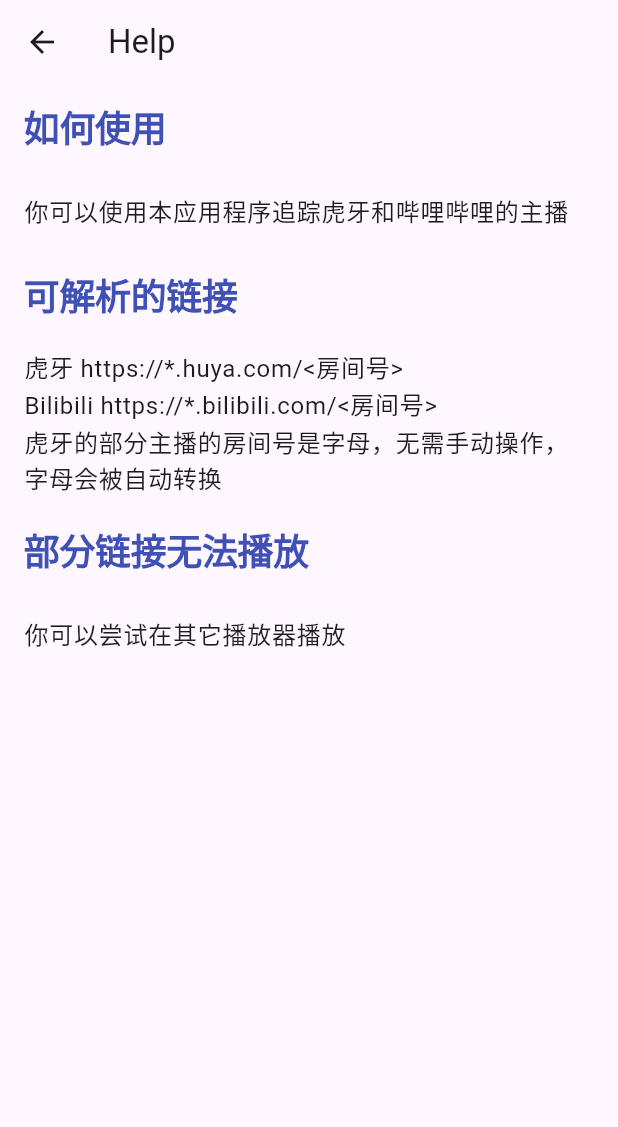
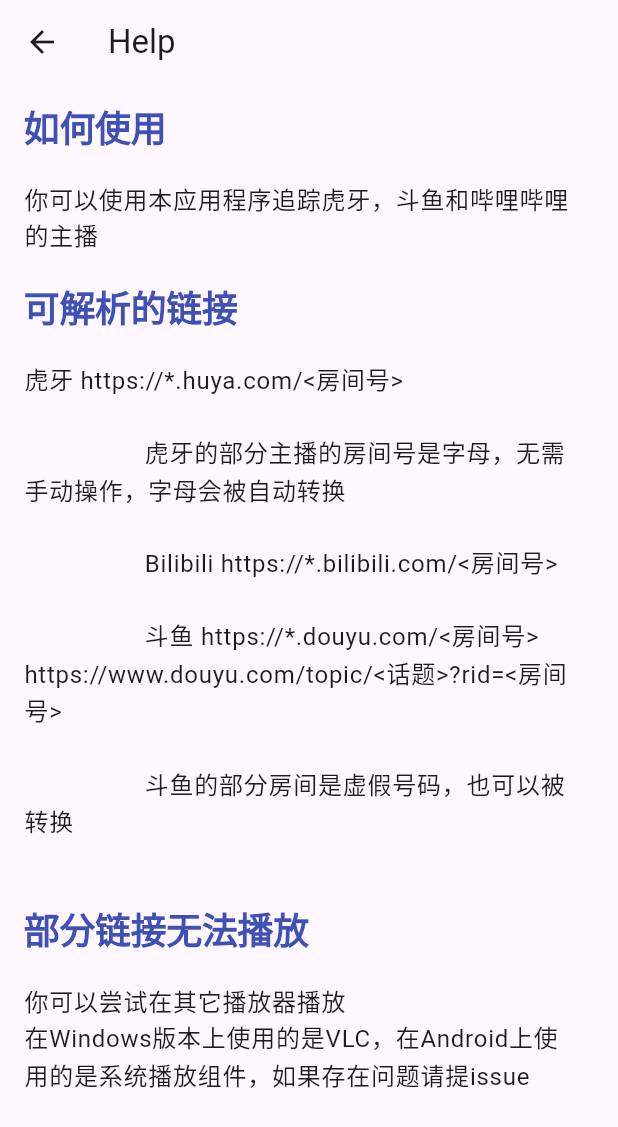
Before and after one commit to Xmarmalade/ice_live_viewer, a Flutter app: the screen it shows after launch, in the side drawer, after a tap on "Help", on a phone screen of 412 x 824 dp. Shown: the top 1127 px of the screen. Run offline on Flutter 3.47's test engine with Material 2 defaults, Android fonts, the phone set to English and light mode, and no system bars; our stand-ins replace chewie, shared_preferences, video_player, wakelock; missing offline and left inert: dart_vlc.

Commit message:
Update help

```diff
--- a/lib/pages/help.dart
+++ b/lib/pages/help.dart
@@ -21,13 +21,18 @@ class HelpPage extends StatelessWidget {
           SectionTitle(
             title: '如何使用',
           ),
-          TextTile(text: '你可以使用本应用程序追踪虎牙和哔哩哔哩的主播'),
+          TextTile(text: '你可以使用本应用程序追踪虎牙，斗鱼和哔哩哔哩的主播'),
           SectionTitle(title: '可解析的链接'),
+          TextTile(text: '''虎牙 https://*.huya.com/<房间号>\n
+                  虎牙的部分主播的房间号是字母，无需手动操作，字母会被自动转换\n
+                  Bilibili https://*.bilibili.com/<房间号>\n
+                  斗鱼 https://*.douyu.com/<房间号>  https://www.douyu.com/topic/<话题>?rid=<房间号>\n
+                  斗鱼的部分房间是虚假号码，也可以被转换
+                    '''),
+          SectionTitle(title: '部分链接无法播放'),
           TextTile(
               text:
-                  '虎牙 https://*.huya.com/<房间号>\nBilibili https://*.bilibili.com/<房间号>\n虎牙的部分主播的房间号是字母，无需手动操作，字母会被自动转换'),
-          SectionTitle(title: '部分链接无法播放'),
-          TextTile(text: '你可以尝试在其它播放器播放')
+                  '你可以尝试在其它播放器播放\n在Windows版本上使用的是VLC，在Android上使用的是系统播放组件，如果存在问题请提issue')
         ],
       ),
     );
```
Also changed, not shown: 1 other file.
